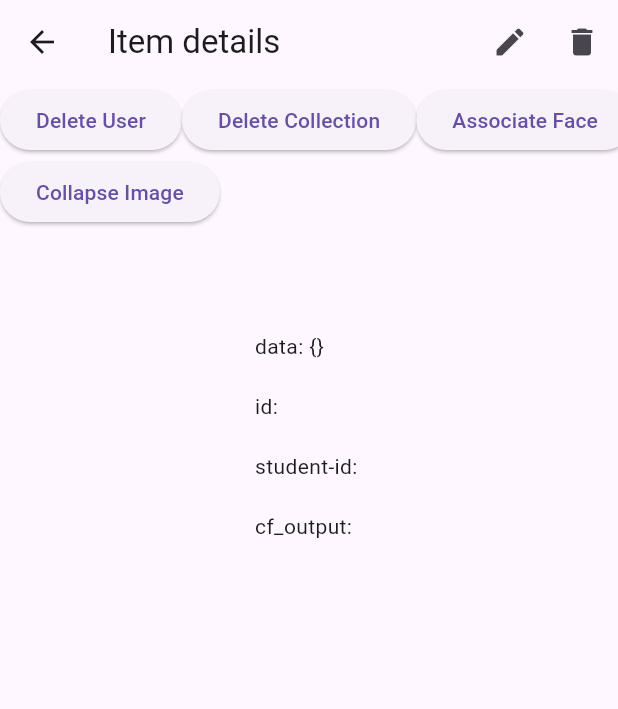
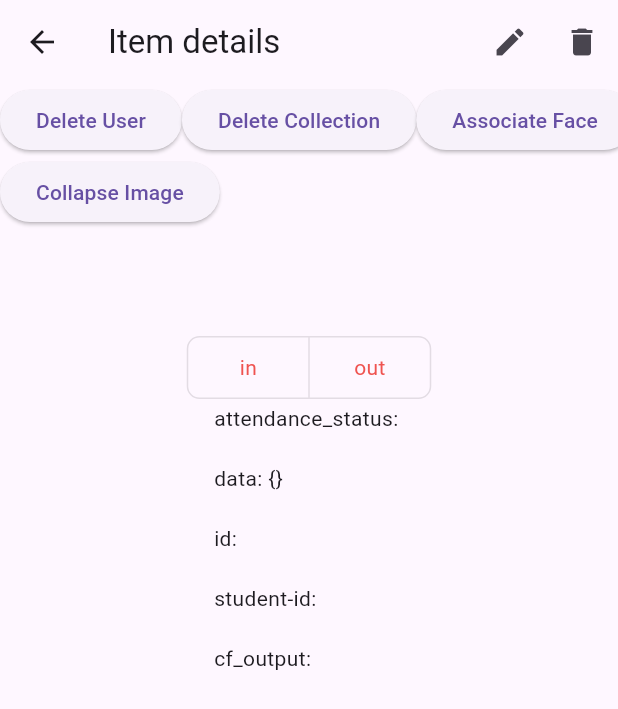
Before and after one commit to earlsab/here, a Flutter app: the ItemDetails screen opened directly with empty values, on a phone screen of 412 x 824 dp. Shown: the top 709 px of the screen. Run offline on Flutter 3.47's test engine with Material 3 defaults, Android fonts, the phone set to English and light mode, and no system bars; our stand-ins replace camera, cloud_firestore, firebase_auth, firebase_core, firebase_storage, fluttertoast and 3 more; missing offline and left inert: google_mlkit_commons, google_mlkit_face_detection; accounts and stored records are empty.

Commit message:
updates attendance status with time

```diff
--- a/lib/screens/reusable-pages/details_item.dart
+++ b/lib/screens/reusable-pages/details_item.dart
@@ -160,6 +160,49 @@ class _ItemDetailsState extends State<ItemDetails> {
                         ),
                       ],
                     ),
+                    ToggleButtons(
+                      children: [
+                        Text('in'),
+                        Text('out'),
+                      ],
+                      isSelected: [
+                        data['attendance_status'] == 'IN',
+                        data['attendance_status'] == 'OUT',
+                      ],
+                      // TODO: Set values for late according event details
+                      // direction:
+                      //     vertical ? Axis.vertical : Axis.horizontal,
+                      onPressed: (int index) {
+                        setState(() {
+                          // The button that is tapped is set to true, and the others to false.
+                          for (int i = 0; i < _selected.length; i++) {
+                            _selected[i] = i == index;
+                            if (_selected[0]) {
+                              widget._reference.update({
+                                'attendance_status': 'IN',
+                                'Timestamp_Last_Attendance_Status':
+                                    DateTime.now(),
+                              });
+                            } else {
+                              widget._reference.update({
+                                'attendance_status': 'OUT',
+                                'Timestamp_Last_Attendance_Status':
+                                    DateTime.now(),
+                              });
+                            }
+                          }
+                        });
+                      },
+                      borderRadius: const BorderRadius.all(Radius.circular(8)),
+                      selectedBorderColor: Colors.red[700],
+                      selectedColor: Colors.white,
+                      fillColor: Colors.red[200],
+                      color: Colors.red[400],
+                      constraints: const BoxConstraints(
+                        minHeight: 40.0,
+                        minWidth: 80.0,
+                      ),
+                    ),
                     Align(
                       alignment: Alignment.center,
                       child: Column(
```
